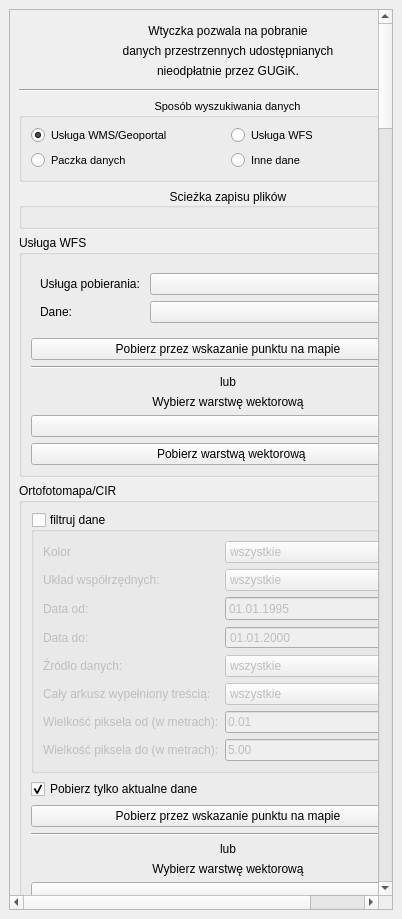
Above: pobieracz_danych_gugik_base.ui from envirosolutionspl/pobieracz_danych_gugik before the change. Below: the same form after it.
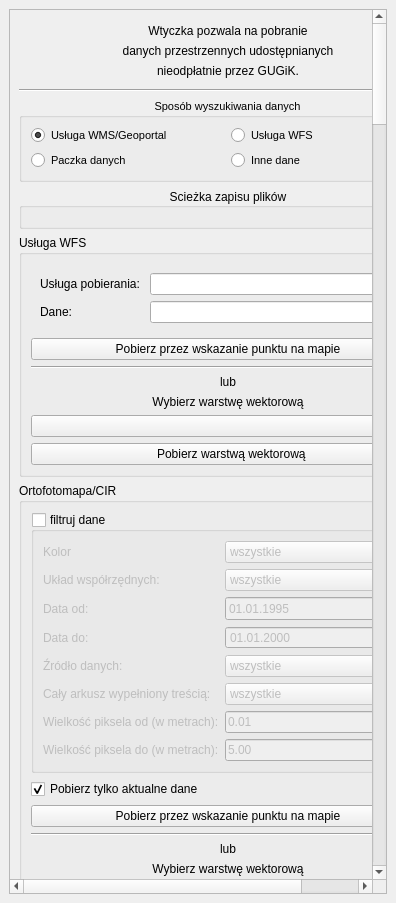
That is the form after the change. Icons and pictures are not drawn. Custom widgets are drawn as their Qt base class.

Commit message: #104 Zwijany combobox WFS (#104)

```diff
--- a/pobieracz_danych_gugik_base.ui
+++ b/pobieracz_danych_gugik_base.ui
@@ -6,8 +6,8 @@
    <rect>
     <x>0</x>
     <y>0</y>
-    <width>402</width>
-    <height>919</height>
+    <width>396</width>
+    <height>903</height>
    </rect>
   </property>
   <property name="windowIcon">
@@ -35,8 +35,8 @@
         <rect>
          <x>0</x>
          <y>0</y>
-         <width>382</width>
-         <height>877</height>
+         <width>376</width>
+         <height>859</height>
         </rect>
        </property>
        <layout class="QVBoxLayout" name="verticalLayout_2">
@@ -233,7 +233,11 @@
                </widget>
               </item>
               <item row="0" column="1">
-               <widget class="QComboBox" name="wfs_service_cmbbx"/>
+               <widget class="QComboBox" name="wfs_service_cmbbx">
+                <property name="editable">
+                 <bool>true</bool>
+                </property>
+               </widget>
               </item>
               <item row="1" column="0">
                <widget class="QLabel" name="label_19">
@@ -243,7 +247,11 @@
                </widget>
               </item>
               <item row="1" column="1">
-               <widget class="QComboBox" name="wfs_layer_cmbbx"/>
+               <widget class="QComboBox" name="wfs_layer_cmbbx">
+                <property name="editable">
+                 <bool>true</bool>
+                </property>
+               </widget>
               </item>
              </layout>
             </widget>
```
Left out of the diff: 2 changed lines with no effect on the pictures.
